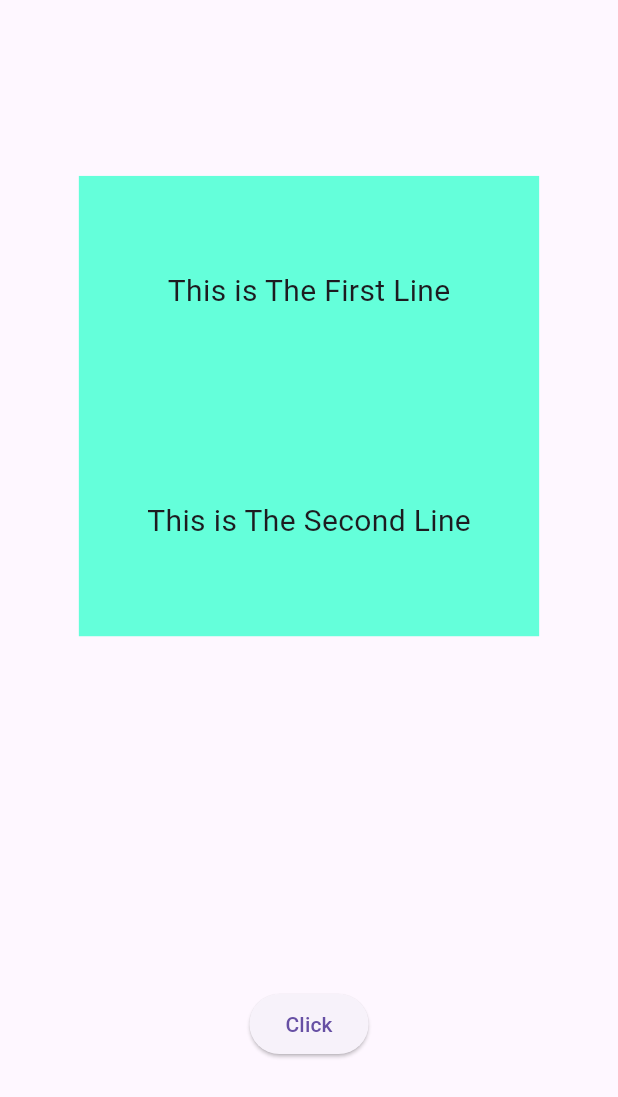
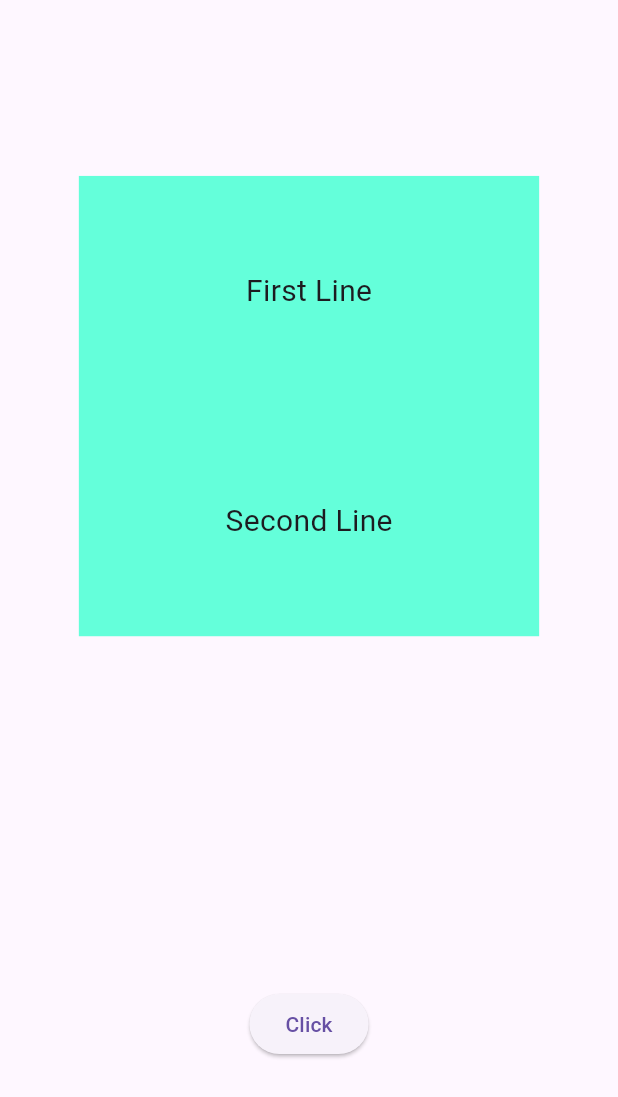
Before and after one commit to ahmed-eltantawi/animation-practice, a Flutter app: the TweenAnimationBuilderWithChildView screen opened directly, on a phone screen of 412 x 824 dp. Shown: the top 1097 px of the screen. Run offline on Flutter 3.47's test engine with Material 3 defaults, Android fonts, the phone set to English and light mode, and no system bars.

Commit message:
Remove unused boolean flags and simplify text widget content in TweenAnimationBuilder

```diff
--- a/lib/tween_animation_builder/tween_animation_builder_with_child_view.dart
+++ b/lib/tween_animation_builder/tween_animation_builder_with_child_view.dart
@@ -9,9 +9,6 @@ class TweenAnimationBuilderWithChildView extends StatefulWidget {
 }
 
 int animationKey = 0;
-bool inTheEnd = false;
-bool inTheStart = false;
-
 double begin = 100;
 double end = 300;
 
@@ -33,16 +30,10 @@ class _TweenAnimationBuilderViewState
                 mainAxisAlignment: MainAxisAlignment.spaceAround,
                 children: [
                   Flexible(
-                    child: Text(
-                      "This is The First Line",
-                      style: TextStyle(fontSize: 20),
-                    ),
+                    child: Text("First Line", style: TextStyle(fontSize: 20)),
                   ),
                   Flexible(
-                    child: Text(
-                      "This is The Second Line",
-                      style: TextStyle(fontSize: 20),
-                    ),
+                    child: Text("Second Line", style: TextStyle(fontSize: 20)),
                   ),
                 ],
               ),
```
